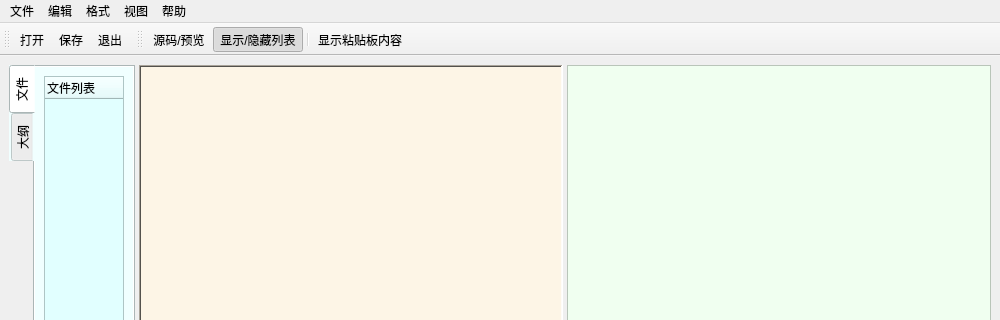
tainyuhong/base_notebook, file ui/doc_viewer.ui: the form before one commit; both pictures show x 0 to 1000 and y 0 to 320 of the 1000 by 750 pixel window.
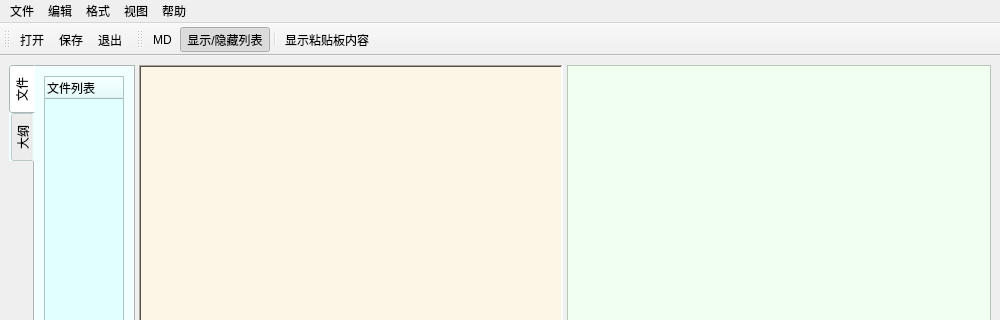
The form after the commit. Icons and pictures are not drawn.

What changed in the file:
```diff
--- a/ui/doc_viewer.ui
+++ b/ui/doc_viewer.ui
@@ -251,7 +251,7 @@
     <bool>true</bool>
    </property>
    <property name="text">
-    <string>源码/预览</string>
+    <string>MD</string>
    </property>
    <property name="toolTip">
     <string>源码/预览</string>
```
Left out of the diff: 22 changed lines with no effect on the pictures.
